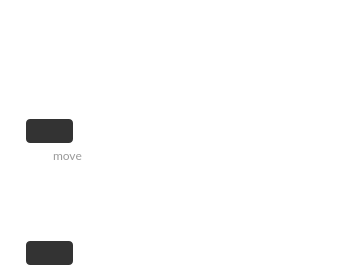
The window that src/MEGASync/stalled_issues/gui/ui/StalledIssueFilePath.ui (meganz/MEGAsync) describes before a commit, drawn with Qt 5.
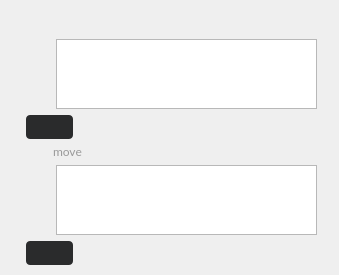
The same window after the commit. Icons and pictures are not drawn. Custom widgets are drawn as their Qt base class.

Commit message: Tokenizing filePath component

Diff of the .ui file:
```diff
--- a/src/MEGASync/stalled_issues/gui/ui/StalledIssueFilePath.ui
+++ b/src/MEGASync/stalled_issues/gui/ui/StalledIssueFilePath.ui
@@ -26,62 +26,26 @@
    <string notr="true"/>
   </property>
   <property name="styleSheet">
-   <string notr="true">*
+   <string notr="true">WordWrapLabel
 {
-	background-color: transparent;
+font-size: 10px;
+font-weight: 400;
 }
 
-#moveFilePathContainer[hasProblem=false][itsHover=false], #filePathContainer[hasProblem=false][itsHover=false]
+#moveFilePathContainer[hasProblem=false], #filePathContainer[hasProblem=false]
 {
   height: 24px;
   border-radius: 4px;
-  background-color: rgba(0,0,0,0.04);
+  background-color: #222324; /*colorToken.surface-1*/
 }
 
-#moveFilePathContainer[hasProblem=false][itsHover=true], #filePathContainer[hasProblem=false][itsHover=true]
-{
-  height: 24px;
-  border-radius: 4px;
-  background-color: rgba(0,0,0,0.1);
-}
-#moveFilePathContainer[hasProblem=true] QLabel, #filePathContainer[hasProblem=true] QLabel
-{
-    font-family: Lato Regular;
-    font-size: 12px;
-    line-height: 20px;
-    color: #FFFFFF;
-}
-
-#moveFilePathContainer[hasProblem=true] QTextEdit, #filePathContainer[hasProblem=true] QTextEdit
-{
-    font-family: Lato Regular;
-    font-size: 12px;
-    line-height: 20px;
-    color: #FFFFFF;
-}
-
-#moveFilePathContainer[hasProblem=false] QLabel, #filePathContainer[hasProblem=false] QLabel
-{
-    font-family: Lato;
-    font-size: 12px;
-    line-height: 20px;
-    color: #333333;
-}
-
-#moveFilePathContainer[hasProblem=false] QTextEdit, #filePathContainer[hasProblem=false] QTextEdit
-{
-    font-family: Lato;
-    font-size: 12px;
-    line-height: 20px;
-    color: #333333;
-}
 
 #moveFilePathContainer[hasProblem=true], #filePathContainer[hasProblem=true]
 {
   height: 24px;
   border-radius: 4px;
-  background-color: #F4484B;
-  color: #FFFFFF;
+  background-color: #E31B57; /*colorToken.support-error*/
+  color: #FAFAFB; /*colorToken.text-inverse-accent*/
 }
 
 #pathProblem, #movePathProblem
@@ -89,21 +53,15 @@
   min-height: 24px;
   max-height: 24px;
   border-radius: 4px;
-  background-color: #333333;
+  background-color: #2A2B2C; /*colorToken.background-inverse*/
   border: none;
 }
 
 #pathProblemMessage, #movePathProblemMessage
 {
-  font-family: Lato;
   font-size: 12px;
-  line-height: 20px;
-  color: #FFFFFF;
-}
-
-#filePath, #filePathIcon, #moveFilePath, #moveFilePathIcon
-{
-   background-color: &quot;transparent&quot;;
+  font-weight: 400;
+  color: #FAFAFA; /*colorToken.text-inverse*/
 }
 
 QPushButton
@@ -117,14 +75,6 @@
    max-width: 24px;
 }
 
-#LocalOrRemoteText
-{
-    font-family: Lato;
-    font-size: 12px;
-    line-height: 15px;
-    color: #666666;
-}
-
 #moveLabel
 {
     font-family: Lato;
@@ -276,13 +226,13 @@
           <number>0</number>
          </property>
          <property name="topMargin">
-          <number>0</number>
+          <number>2</number>
          </property>
          <property name="rightMargin">
           <number>0</number>
          </property>
          <property name="bottomMargin">
-          <number>0</number>
+          <number>2</number>
          </property>
          <item>
           <widget class="QLabel" name="filePathIcon">
@@ -312,7 +262,7 @@
            </property>
           </widget>
          </item>
-         <item>
+         <item alignment="Qt::AlignVCenter">
           <widget class="WordWrapLabel" name="filePathEdit">
            <property name="sizePolicy">
             <sizepolicy hsizetype="Expanding" vsizetype="Preferred">
@@ -655,13 +605,13 @@
           <number>0</number>
          </property>
          <property name="topMargin">
-          <number>0</number>
+          <number>2</number>
          </property>
          <property name="rightMargin">
           <number>0</number>
          </property>
          <property name="bottomMargin">
-          <number>0</number>
+          <number>2</number>
          </property>
          <item>
           <widget class="QLabel" name="moveFilePathIcon">
```
Left out of the diff: 12 changed lines with no effect on the pictures. The commit also changes 2 other files.
